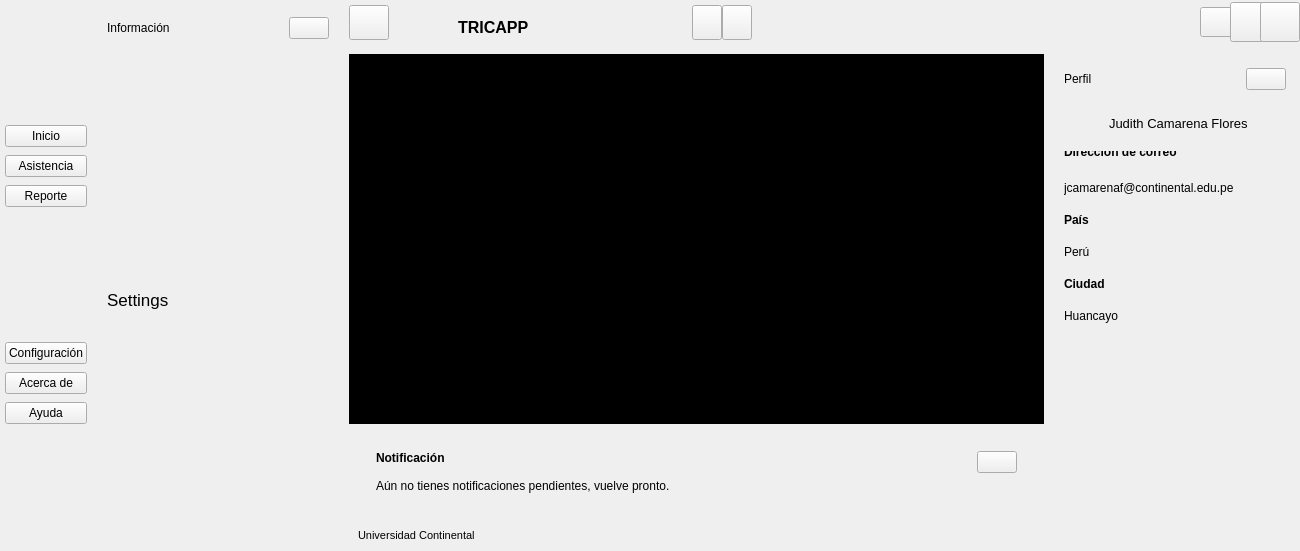
This is ui_files/UI_MainWindow.ui in JosueDanielGarciaBetancourt/AsistenciaAutomaticaLectorBarras as Qt 5 draws it before an edit. The edited form follows.
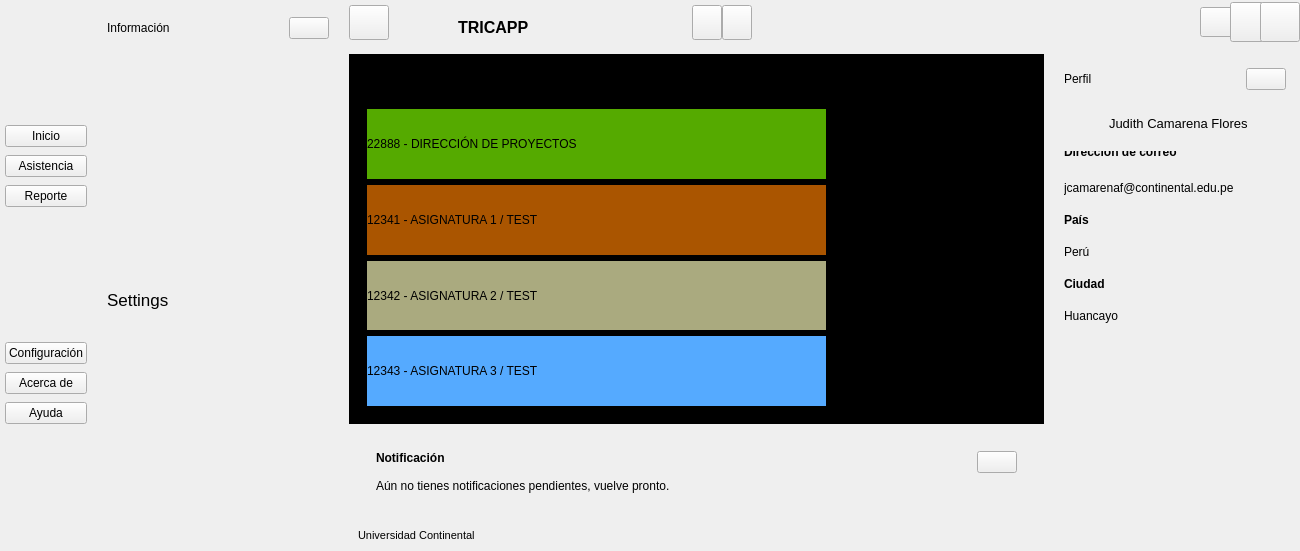
This is the edited form. The open tabs and pages were chosen to show the change. Icons and pictures are not drawn.

Commit message: Agregando cursos en INICIO

What changed in the file:
```diff
--- a/ui_files/UI_MainWindow.ui
+++ b/ui_files/UI_MainWindow.ui
@@ -1147,17 +1147,55 @@
                         </widget>
                        </item>
                        <item row="2" column="0">
+                        <widget class="QStackedWidget" name="stackedWidgetCursos">
+                         <property name="currentIndex">
+                          <number>0</number>
+                         </property>
+                         <widget class="QWidget" name="page_9">
+                          <layout class="QVBoxLayout" name="verticalLayout_22">
+                           <item>
                         <widget class="QLabel" name="label_10">
+                             <property name="styleSheet">
+                              <string notr="true">background-color: rgb(85, 170, 0);</string>
+                             </property>
                          <property name="text">
-                          <string>Curso 1</string>
+                              <string>22888 - DIRECCIÓN DE PROYECTOS</string>
                          </property>
                         </widget>
                        </item>
-                       <item row="2" column="1">
+                           <item>
                         <widget class="QLabel" name="label_17">
+                             <property name="styleSheet">
+                              <string notr="true">background-color: rgb(170, 85, 0);</string>
+                             </property>
                          <property name="text">
-                          <string>Curso 2</string>
-                         </property>
+                              <string>12341 - ASIGNATURA 1 / TEST</string>
+                             </property>
+                            </widget>
+                           </item>
+                           <item>
+                            <widget class="QLabel" name="label_5">
+                             <property name="styleSheet">
+                              <string notr="true">background-color: rgb(170, 170, 127);</string>
+                             </property>
+                             <property name="text">
+                              <string>12342 - ASIGNATURA 2 / TEST</string>
+                             </property>
+                            </widget>
+                           </item>
+                           <item>
+                            <widget class="QLabel" name="label_13">
+                             <property name="styleSheet">
+                              <string notr="true">background-color: rgb(85, 170, 255);</string>
+                             </property>
+                             <property name="text">
+                              <string>12343 - ASIGNATURA 3 / TEST</string>
+                             </property>
+                            </widget>
+                           </item>
+                          </layout>
+                         </widget>
+                         <widget class="QWidget" name="page_10"/>
                         </widget>
                        </item>
                       </layout>
```
Left out of the diff: 2 changed lines with no effect on the pictures. Lines whose indentation alone changed are shown as unchanged. The commit also changes 2 other files.
